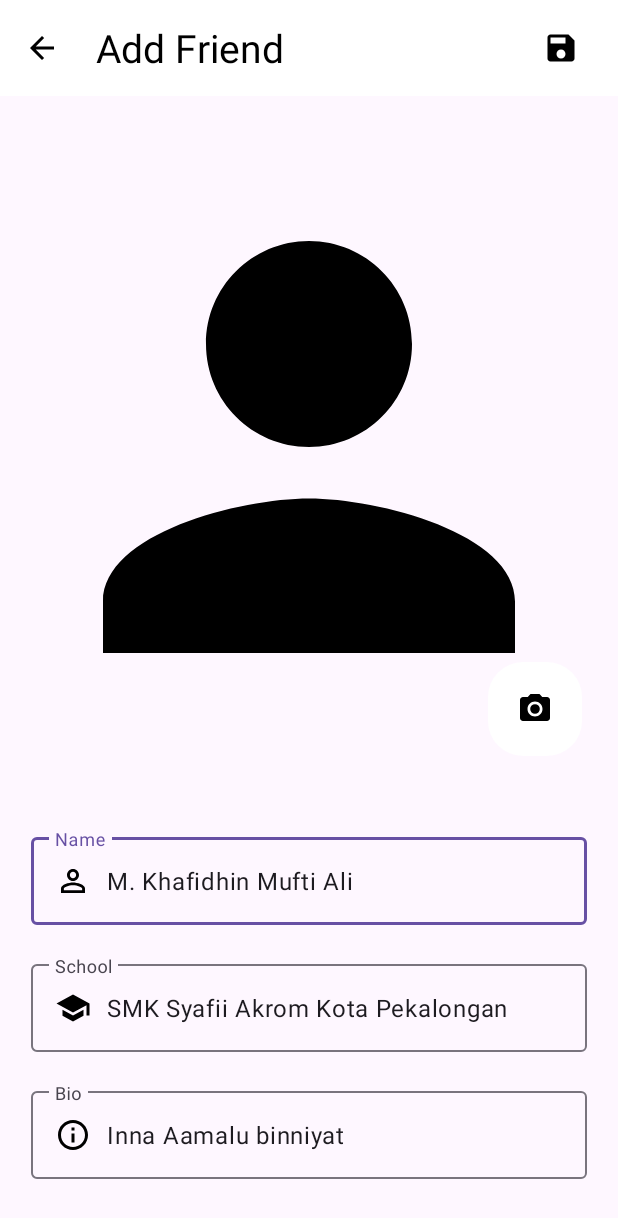
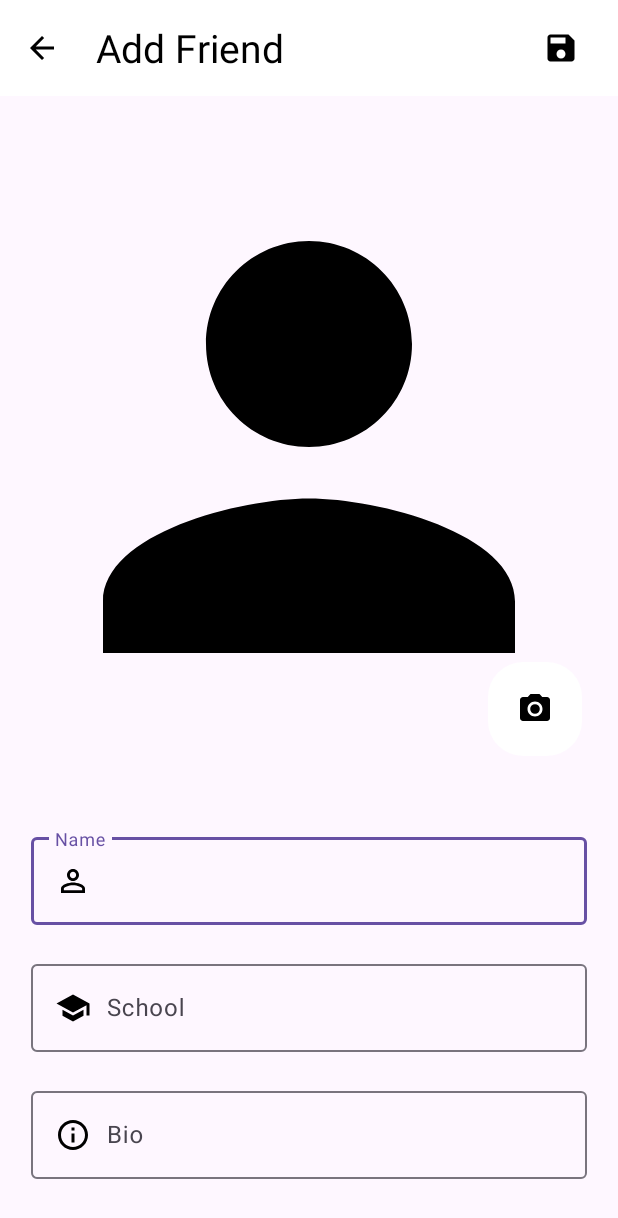
Before and after one commit to mufti-1448/Collaboration-Project, an Android app: the AddFriendActivity screen opened directly, with no data from a screen before it, on a phone screen of 412 x 824 dp. Shown: the top 1218 px of the screen. Run offline under Robolectric (Android 15) with nearby library versions, the phone set to English and light mode, and no system bars; our stand-ins replace Room's generated code, sdp/ssp sizes.

Commit message:
Edit LayoutAddEditDetailHome

```diff
--- a/app/src/main/res/layout/activity_add_friend.xml
+++ b/app/src/main/res/layout/activity_add_friend.xml
@@ -95,7 +95,7 @@
                 android:drawableStart="@drawable/ic_person"
                 android:drawablePadding="@dimen/_8sdp"
                 android:hint="@string/name_hint"
-                android:text="@string/tv_name" />
+                android:text="" />
         </com.google.android.material.textfield.TextInputLayout>
 
         <com.google.android.material.textfield.TextInputLayout
@@ -108,7 +108,7 @@
                 android:layout_width="match_parent"
                 android:layout_height="wrap_content"
                 android:hint="@string/school_hint"
-                android:text="@string/tv_school"
+                android:text=""
                 android:drawableStart="@drawable/ic_school"
                 android:drawablePadding="@dimen/_8sdp" />
         </com.google.android.material.textfield.TextInputLayout>
@@ -124,7 +124,7 @@
                 android:layout_width="match_parent"
                 android:layout_height="wrap_content"
                 android:hint="@string/bio_hint"
-                android:text="@string/tv_bio"
+                android:text=""
                 android:drawableStart="@drawable/ic_info"
                 android:drawablePadding="@dimen/_8sdp" />
         </com.google.android.material.textfield.TextInputLayout>
--- a/app/src/main/res/layout/activity_edit_friend.xml
+++ b/app/src/main/res/layout/activity_edit_friend.xml
@@ -93,7 +93,7 @@
                 android:layout_width="match_parent"
                 android:layout_height="wrap_content"
                 android:hint="@string/name_hint"
-                android:text="@string/tv_name"
+                android:text=""
                 android:drawableStart="@drawable/ic_person"
                 android:drawablePadding="@dimen/_8sdp" />
         </com.google.android.material.textfield.TextInputLayout>
@@ -109,7 +109,7 @@
                 android:layout_width="match_parent"
                 android:layout_height="wrap_content"
                 android:hint="@string/school_hint"
-                android:text="@string/tv_school"
+                android:text=""
                 android:drawableStart="@drawable/ic_school"
                 android:drawablePadding="@dimen/_8sdp" />
         </com.google.android.material.textfield.TextInputLayout>
@@ -125,7 +125,7 @@
                 android:layout_width="match_parent"
                 android:layout_height="wrap_content"
                 android:hint="@string/bio_hint"
-                android:text="@string/tv_bio"
+                android:text=""
                 android:drawableStart="@drawable/ic_info"
                 android:drawablePadding="@dimen/_8sdp" />
         </com.google.android.material.textfield.TextInputLayout>
```
Also changed, not shown: app/src/main/res/layout/activity_detail_friend.xml (+3 -4 lines), app/src/main/res/layout/activity_menu_home.xml (+4 -3 lines).
